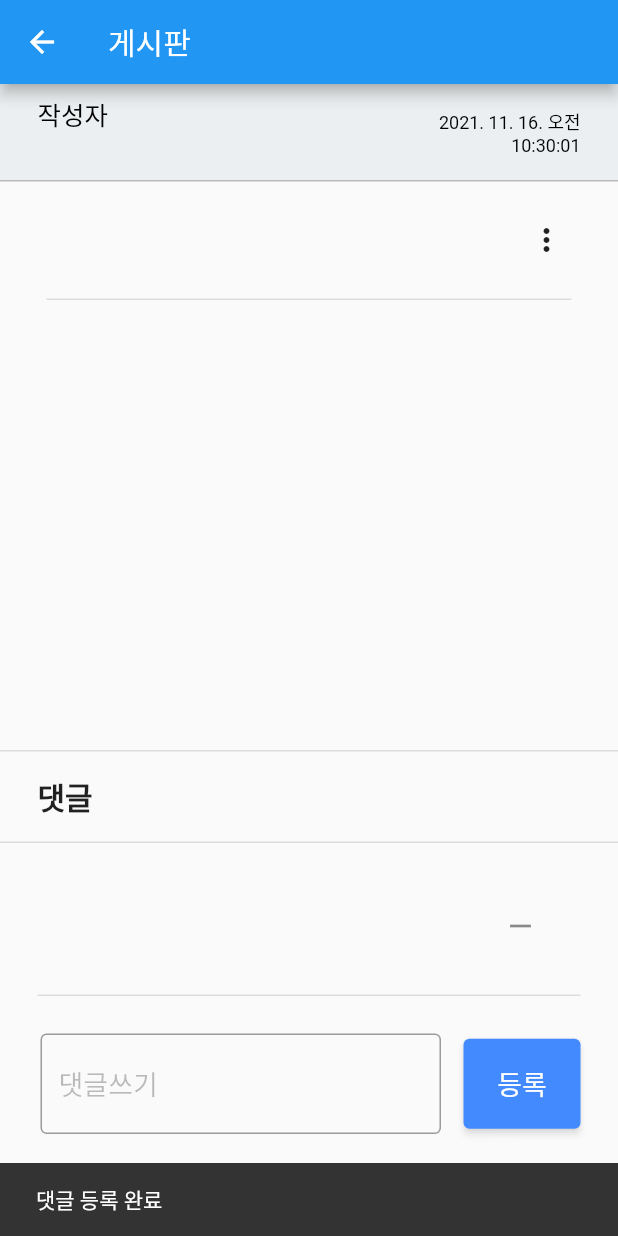
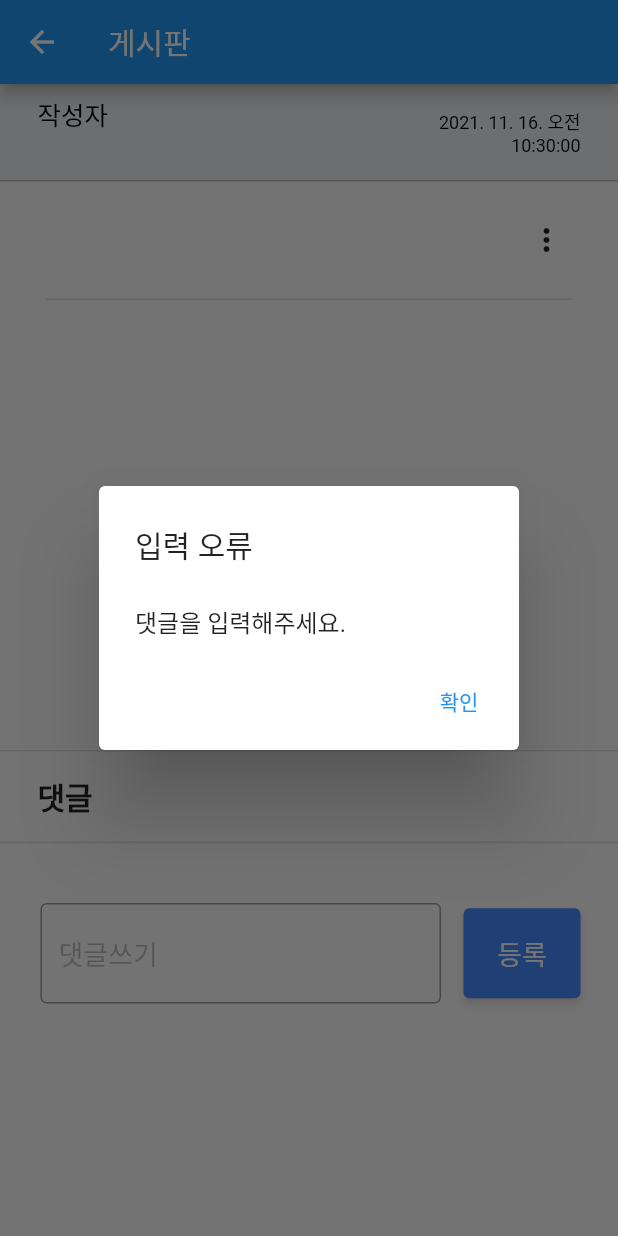
Before and after one commit to On-Jun9/EmergencyAlertApp, a Flutter app: the BoardContent screen opened directly with empty values, after a tap on "등록", on a phone screen of 412 x 824 dp. Run offline on Flutter 3.47's test engine with Material 2 defaults, Android fonts, the phone set to English and light mode, and no system bars; our stand-ins replace cloud_firestore, firebase_auth, firebase_core, firebase_storage, google_maps_flutter, google_sign_in and 2 more; accounts and stored records are empty.

Commit message:
* hot fix 게시글 삭제 수정, 문자열 공백

```diff
--- a/lib/design/Board/boardContent.dart
+++ b/lib/design/Board/boardContent.dart
@@ -362,7 +362,35 @@ class _BoardContentState extends State<BoardContent> {
                                       ScaffoldMessenger.of(context)
                                           .showSnackBar(SnackBar(
                                               content: Text('로그인이 필요합니다.')));
-                                    } else {
+                                    }else if(_replyController.text.trim()==''){
+                                      showDialog(
+                                        context: context,
+                                        barrierDismissible: false,
+                                        builder: (BuildContext context) {
+                                          return AlertDialog(
+                                            title: Text('입력 오류'),
+                                            content: SingleChildScrollView(
+                                              child: ListBody(
+                                                children: <Widget>[
+                                                  Text('댓글을 입력해주세요.'),
+                                                ],
+                                              ),
+                                            ),
+                                            contentPadding:
+                                            EdgeInsets.fromLTRB(24.0, 24.0, 24.0, 10.0),
+                                            actions: <Widget>[
+                                              TextButton(
+                                                onPressed: () {
+                                                  Navigator.of(context).pop();
+                                                },
+                                                child: Text('확인'),
+                                              ),
+                                            ],
+                                          );
+                                        },
+                                      );
+                                    }
+                                    else {
                                       FirebaseFirestore.instance
                                           .collection('게시판')
                                           .doc(widget.selected_item.docName)
@@ -445,10 +473,10 @@ class _BoardContentState extends State<BoardContent> {
                     })
                   }
                 });
-                // FirebaseFirestore.instance
-                //     .collection('게시판')
-                //     .doc(widget.selected_item.docName)
-                //     .delete();
+                FirebaseFirestore.instance
+                    .collection('게시판')
+                    .doc(widget.selected_item.docName)
+                    .delete();
                 Navigator.pop(context, true);
               },
               child: Text('확인'),
--- a/lib/design/Board/insertForm.dart
+++ b/lib/design/Board/insertForm.dart
@@ -217,7 +217,7 @@ class InsertFormState extends State<InsertForm> {
                       ),
                       onPressed: () {
 
-                        if(_titleController.text=='') {
+                        if(_titleController.text.trim()=='') {
                           showDialog(
                             context: context,
                             barrierDismissible: false,
@@ -246,7 +246,7 @@ class InsertFormState extends State<InsertForm> {
                           );
                         }
 
-                        else if(_contentController.text=='') {
+                        else if(_contentController.text.trim()=='') {
                           showDialog(
                             context: context,
                             barrierDismissible: false,
```
Also changed, not shown: 10 other files.
